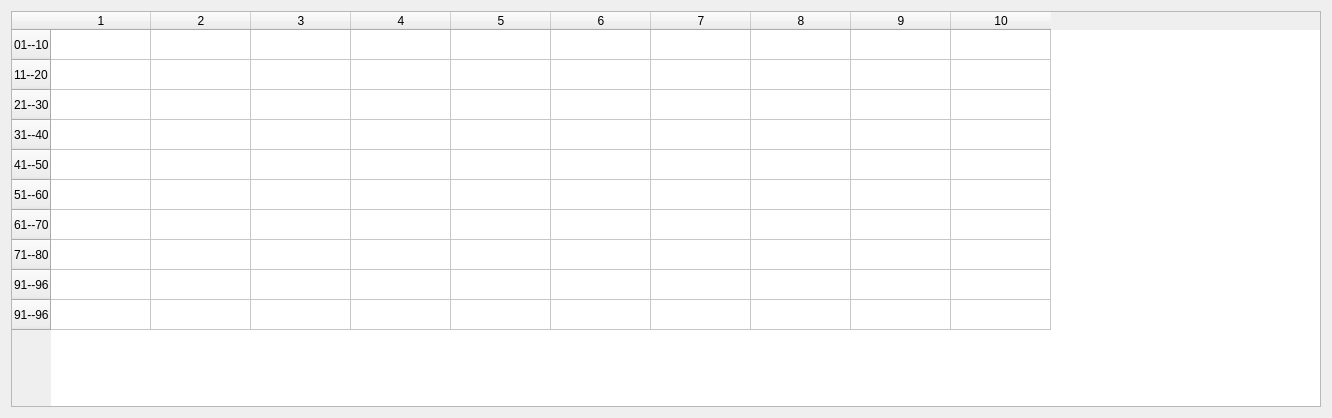
Before: the Qt Designer form Logiciel Qt/Banc_de_test_ARAL/tableauBilan.ui in anasdtp/Aral, drawn with Qt 5.
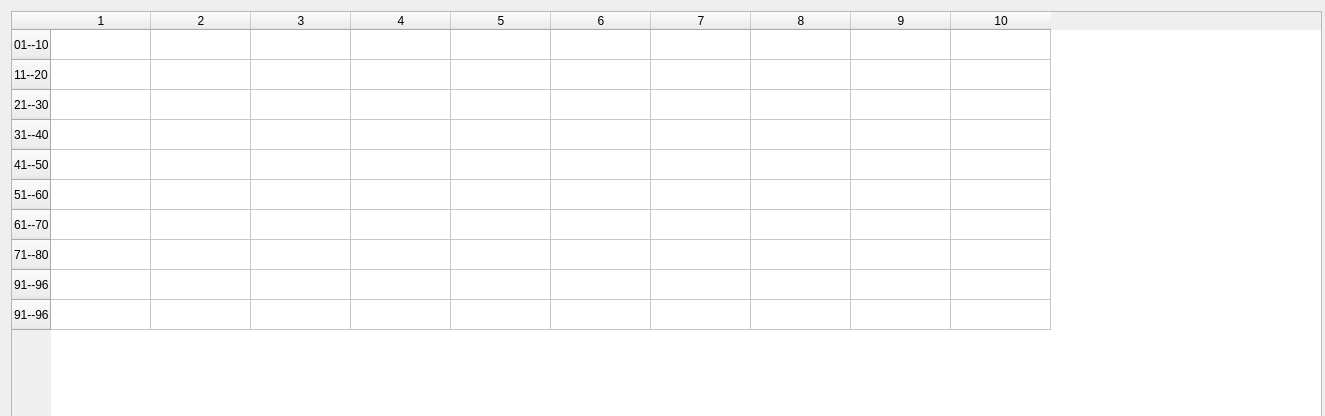
After: the same form once the commit is applied.

```diff
--- a/Logiciel Qt/Banc_de_test_ARAL/tableauBilan.ui
+++ b/Logiciel Qt/Banc_de_test_ARAL/tableauBilan.ui
@@ -6,16 +6,22 @@
    <rect>
     <x>0</x>
     <y>0</y>
-    <width>1332</width>
-    <height>418</height>
+    <width>1325</width>
+    <height>416</height>
    </rect>
   </property>
   <property name="windowTitle">
    <string>Dialog</string>
   </property>
-  <layout class="QVBoxLayout" name="verticalLayout">
-   <item>
     <widget class="QTableWidget" name="tableWidget">
+   <property name="geometry">
+    <rect>
+     <x>11</x>
+     <y>11</y>
+     <width>1311</width>
+     <height>411</height>
+    </rect>
+   </property>
      <row>
       <property name="text">
        <string>01--10</string>
@@ -122,8 +128,6 @@
       </property>
      </item>
     </widget>
-   </item>
-  </layout>
  </widget>
  <resources/>
  <connections/>
```
Lines whose indentation alone changed are shown as unchanged.
